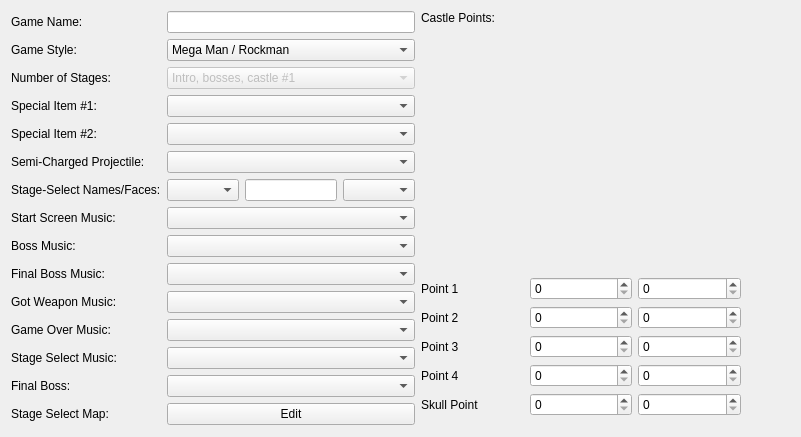
The window that editor/mainwindow_tab/game_properties_tab.ui (protoman/rockbot) describes before a commit, drawn with Qt 5.
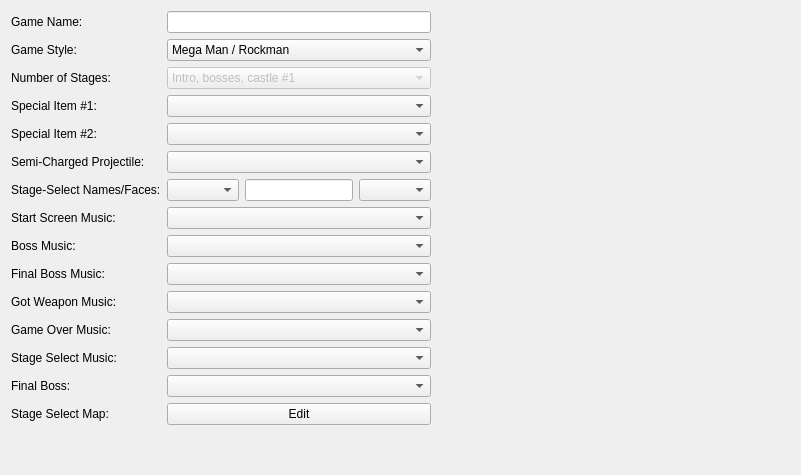
The same window after the commit. Custom widgets are drawn as their Qt base class.

Patch:
```diff
--- a/editor/mainwindow_tab/game_properties_tab.ui
+++ b/editor/mainwindow_tab/game_properties_tab.ui
@@ -7,7 +7,7 @@
     <x>0</x>
     <y>0</y>
     <width>801</width>
-    <height>437</height>
+    <height>475</height>
    </rect>
   </property>
   <property name="windowTitle">
@@ -235,155 +235,6 @@
      </item>
     </layout>
    </item>
-   <item>
-    <layout class="QVBoxLayout" name="verticalLayout">
-     <property name="rightMargin">
-      <number>0</number>
-     </property>
-     <item>
-      <widget class="QLabel" name="label_19">
-       <property name="text">
-        <string>Castle Points:</string>
-       </property>
-      </widget>
-     </item>
-     <item>
-      <widget class="CastlePointsPreviewArea" name="castlePointsPreviewArea" native="true">
-       <property name="minimumSize">
-        <size>
-         <width>320</width>
-         <height>240</height>
-        </size>
-       </property>
-      </widget>
-     </item>
-     <item>
-      <layout class="QGridLayout" name="CastlePointsGridLayout">
-       <property name="rightMargin">
-        <number>0</number>
-       </property>
-       <item row="0" column="0">
-        <widget class="QLabel" name="label_14">
-         <property name="text">
-          <string>Point 1</string>
-         </property>
-        </widget>
-       </item>
-       <item row="3" column="0">
-        <widget class="QLabel" name="label_17">
-         <property name="text">
-          <string>Point 4</string>
-         </property>
-        </widget>
-       </item>
-       <item row="0" column="2">
-        <widget class="QSpinBox" name="castlePoint_1_y">
-         <property name="maximum">
-          <number>240</number>
-         </property>
-        </widget>
-       </item>
-       <item row="2" column="0">
-        <widget class="QLabel" name="label_16">
-         <property name="text">
-          <string>Point 3</string>
-         </property>
-        </widget>
-       </item>
-       <item row="1" column="1">
-        <widget class="QSpinBox" name="castlePoint_2_x">
-         <property name="maximum">
-          <number>320</number>
-         </property>
-        </widget>
-       </item>
-       <item row="1" column="0">
-        <widget class="QLabel" name="label_15">
-         <property name="text">
-          <string>Point 2</string>
-         </property>
-        </widget>
-       </item>
-       <item row="0" column="1">
-        <widget class="QSpinBox" name="castlePoint_1_x">
-         <property name="maximum">
-          <number>320</number>
-         </property>
-        </widget>
-       </item>
-       <item row="5" column="0">
-        <spacer name="verticalSpacer_2">
-         <property name="orientation">
-          <enum>Qt::Vertical</enum>
-         </property>
-         <property name="sizeHint" stdset="0">
-          <size>
-           <width>20</width>
-           <height>40</height>
-          </size>
-         </property>
-        </spacer>
-       </item>
-       <item row="1" column="2">
-        <widget class="QSpinBox" name="castlePoint_2_y">
-         <property name="maximum">
-          <number>240</number>
-         </property>
-        </widget>
-       </item>
-       <item row="2" column="1">
-        <widget class="QSpinBox" name="castlePoint_3_x">
-         <property name="maximum">
-          <number>320</number>
-         </property>
-        </widget>
-       </item>
-       <item row="2" column="2">
-        <widget class="QSpinBox" name="castlePoint_3_y">
-         <property name="maximum">
-          <number>240</number>
-         </property>
-        </widget>
-       </item>
-       <item row="3" column="1">
-        <widget class="QSpinBox" name="castlePoint_4_x">
-         <property name="maximum">
-          <number>320</number>
-         </property>
-        </widget>
-       </item>
-       <item row="3" column="2">
-        <widget class="QSpinBox" name="castlePoint_4_y">
-         <property name="maximum">
-          <number>240</number>
-         </property>
-        </widget>
-       </item>
-       <item row="4" column="0">
-        <widget class="QLabel" name="label_18">
-         <property name="text">
-          <string>Skull Point</string>
-         </property>
-        </widget>
-       </item>
-       <item row="4" column="1">
-        <widget class="QSpinBox" name="castlePoint_5_x">
-         <property name="maximum">
-          <number>320</number>
-         </property>
-        </widget>
-       </item>
-       <item row="4" column="2">
-        <widget class="QSpinBox" name="castlePoint_5_y">
-         <property name="maximum">
-          <number>240</number>
-         </property>
-        </widget>
-       </item>
-      </layout>
-     </item>
-    </layout>
-   </item>
    <item>
     <spacer name="horizontalSpacer_2">
      <property name="orientation">
@@ -412,14 +263,6 @@
    </item>
   </layout>
  </widget>
- <customwidgets>
-  <customwidget>
-   <class>CastlePointsPreviewArea</class>
-   <extends>QWidget</extends>
-   <header>castlepointspreviewarea.h</header>
-   <container>1</container>
-  </customwidget>
- </customwidgets>
  <resources/>
  <connections/>
 </ui>
```
